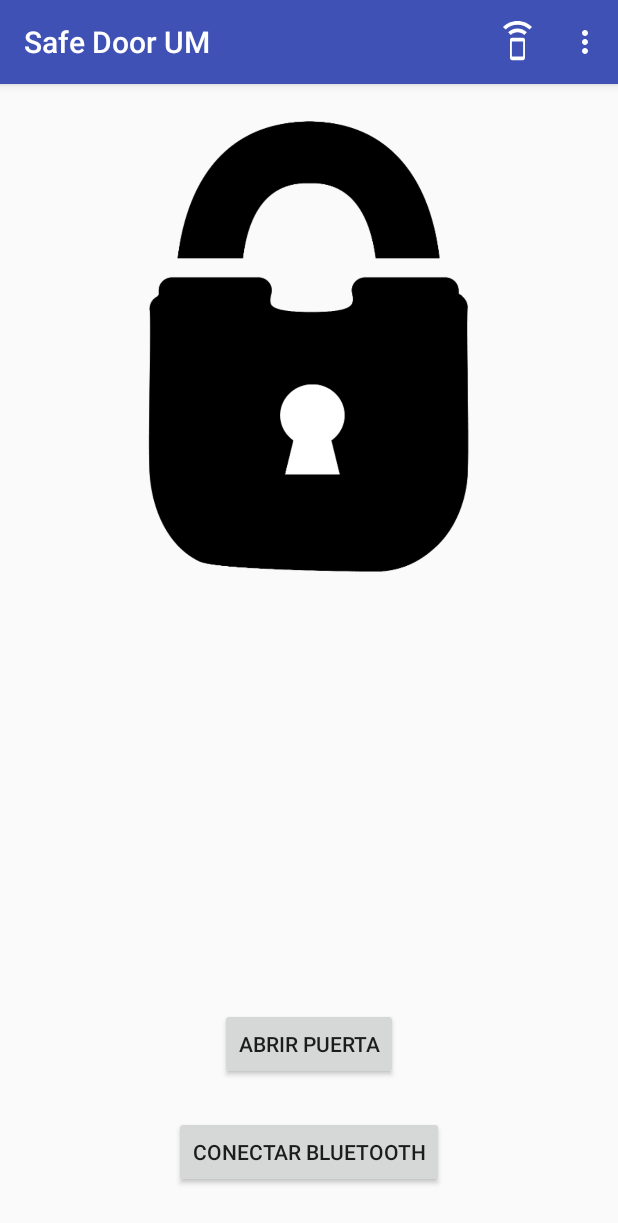
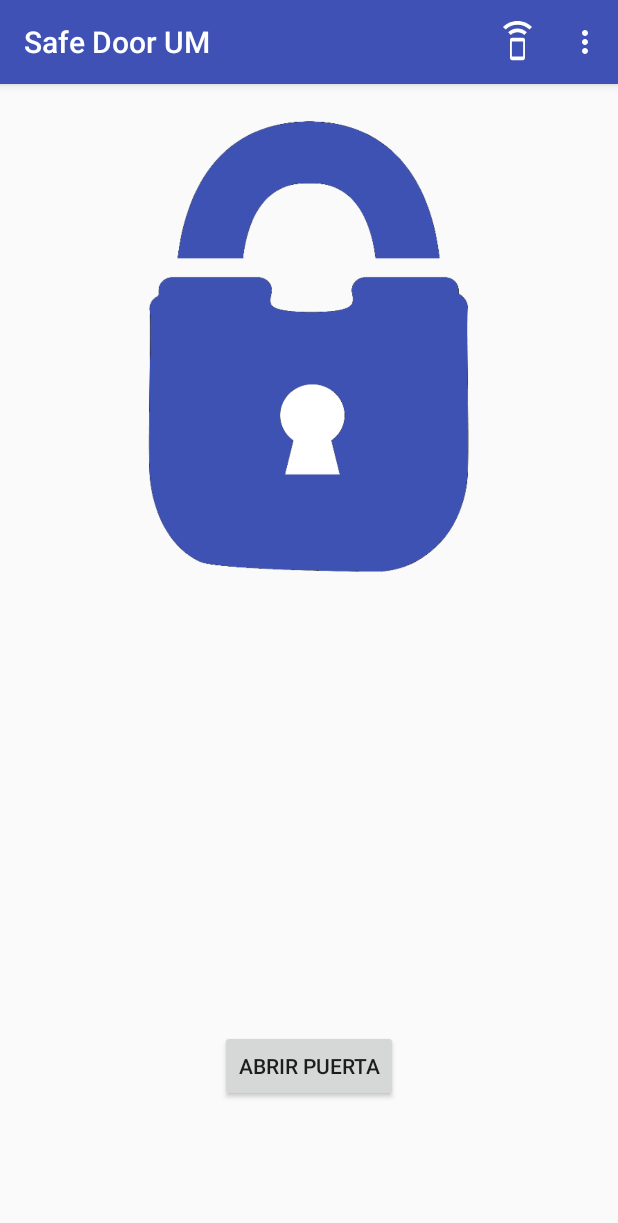
Before and after one commit to fmalessio/um-safe-door, an Android app: the screen it shows after launch (MainActivity), on a phone screen of 412 x 824 dp. Shown: the top 1223 px of the screen. Run offline under Robolectric (Android 15) with nearby library versions, the phone set to English and light mode, and no system bars.

Commit message:
Android: Checkstyle, change color locked

```diff
--- a/Android/SafeDoorUM/app/src/main/java/safedoorum/fmalessio/safedoorum/MainActivity.java
+++ b/Android/SafeDoorUM/app/src/main/java/safedoorum/fmalessio/safedoorum/MainActivity.java
@@ -26,7 +26,6 @@ public class MainActivity extends AppCompatActivity {
     // UI
     private ImageView lock_state_img;
     private Button lock_state_btn;
-    private Button bluetooth_connect_btn;
     private BluetoothSocket socket;
 
     @Override
@@ -37,9 +36,9 @@ public class MainActivity extends AppCompatActivity {
         // set views
         lock_state_img = findViewById(R.id.lock_state_img);
         lock_state_btn = findViewById(R.id.lock_state_btn);
-        bluetooth_connect_btn = findViewById(R.id.bluetooth_connect_btn);
 
         // set vars
+        // TODO: read this value from the Arduino BT module
         door_closed = true;
 
         // events
@@ -49,7 +48,6 @@ public class MainActivity extends AppCompatActivity {
     private void addListeners() {
         lock_state_img.setOnClickListener(changeLockStateListener());
         lock_state_btn.setOnClickListener(changeLockStateListener());
-        // bluetooth_connect_btn.setOnClickListener(bluetoothConnectionListener());
     }
 
     private View.OnClickListener changeLockStateListener() {
@@ -62,13 +60,15 @@ public class MainActivity extends AppCompatActivity {
                 }
                 try {
                     if (door_closed) {
+                        // Open Door
                         socket.getOutputStream().write("a".getBytes());
-                        lock_state_img.setImageResource(R.drawable.safe_door_um_unlocked);
+                        lock_state_img.setImageResource(R.drawable.sdu_unlocked_blue);
                         lock_state_btn.setText(R.string.close_door);
                         door_closed = false;
                     } else {
+                        // Close Door
                         socket.getOutputStream().write("b".getBytes());
-                        lock_state_img.setImageResource(R.drawable.safe_door_um_locked);
+                        lock_state_img.setImageResource(R.drawable.sdu_locked_blue);
                         lock_state_btn.setText(R.string.open_door);
                         door_closed = true;
                     }
@@ -132,12 +132,6 @@ public class MainActivity extends AppCompatActivity {
     }
 
     @Override
-    protected void onDestroy() {
-        // TODO: disconnect the bluetooth
-        super.onDestroy();
-    }
-
-    @Override
     public boolean onCreateOptionsMenu(Menu menu) {
         MenuInflater inflater = getMenuInflater();
         inflater.inflate(R.menu.principal_menu, menu);
--- a/Android/SafeDoorUM/app/src/main/res/layout/activity_main.xml
+++ b/Android/SafeDoorUM/app/src/main/res/layout/activity_main.xml
@@ -17,7 +17,7 @@
         android:layout_height="323dp"
         android:layout_alignParentTop="true"
         android:layout_centerHorizontal="true"
-        app:srcCompat="@drawable/safe_door_um_locked" />
+        app:srcCompat="@drawable/sdu_locked_blue" />
 
     <Button
         android:id="@+id/lock_state_btn"
@@ -25,16 +25,7 @@
         android:layout_height="wrap_content"
         android:layout_alignParentBottom="true"
         android:layout_centerHorizontal="true"
-        android:layout_marginBottom="88dp"
+        android:layout_marginBottom="73dp"
         android:text="@string/open_door" />
 
-    <Button
-        android:id="@+id/bluetooth_connect_btn"
-        android:layout_width="wrap_content"
-        android:layout_height="wrap_content"
-        android:layout_alignParentBottom="true"
-        android:layout_centerHorizontal="true"
-        android:layout_marginBottom="16dp"
-        android:text="@string/connect_bluetooth" />
-
 </RelativeLayout>
--- a/Android/SafeDoorUM/app/src/main/res/values/colors.xml
+++ b/Android/SafeDoorUM/app/src/main/res/values/colors.xml
@@ -1,6 +1,6 @@
 <?xml version="1.0" encoding="utf-8"?>
 <resources>
-    <color name="colorPrimary">#3F51B5</color>
+    <color name="colorPrimary">#3f51b5</color>
     <color name="colorPrimaryDark">#303f9f</color>
     <color name="colorAccent">#FF4081</color>
 </resources>
```
Also changed, not shown: Android/SafeDoorUM/app/src/main/res/drawable/safe_door_um_locked.png (deleted), Android/SafeDoorUM/app/src/main/res/drawable/safe_door_um_unlocked.png (deleted), Android/SafeDoorUM/app/src/main/res/drawable/sdu_locked_blue.png (added), Android/SafeDoorUM/app/src/main/res/drawable/sdu_unlocked_blue.png (added).
